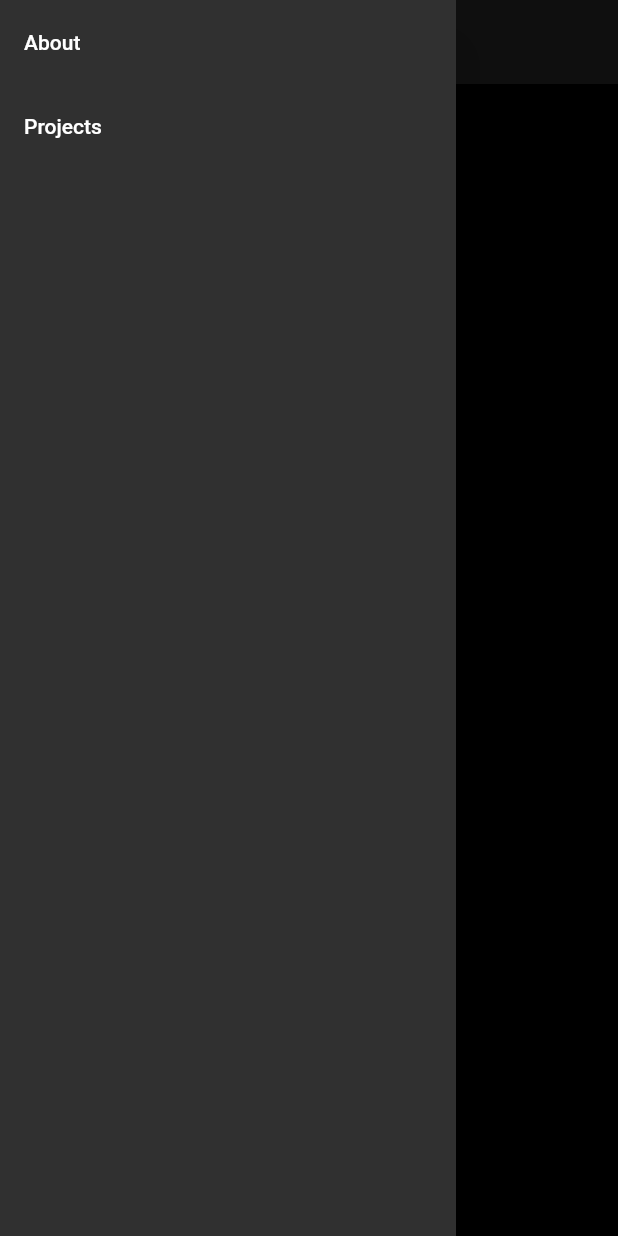
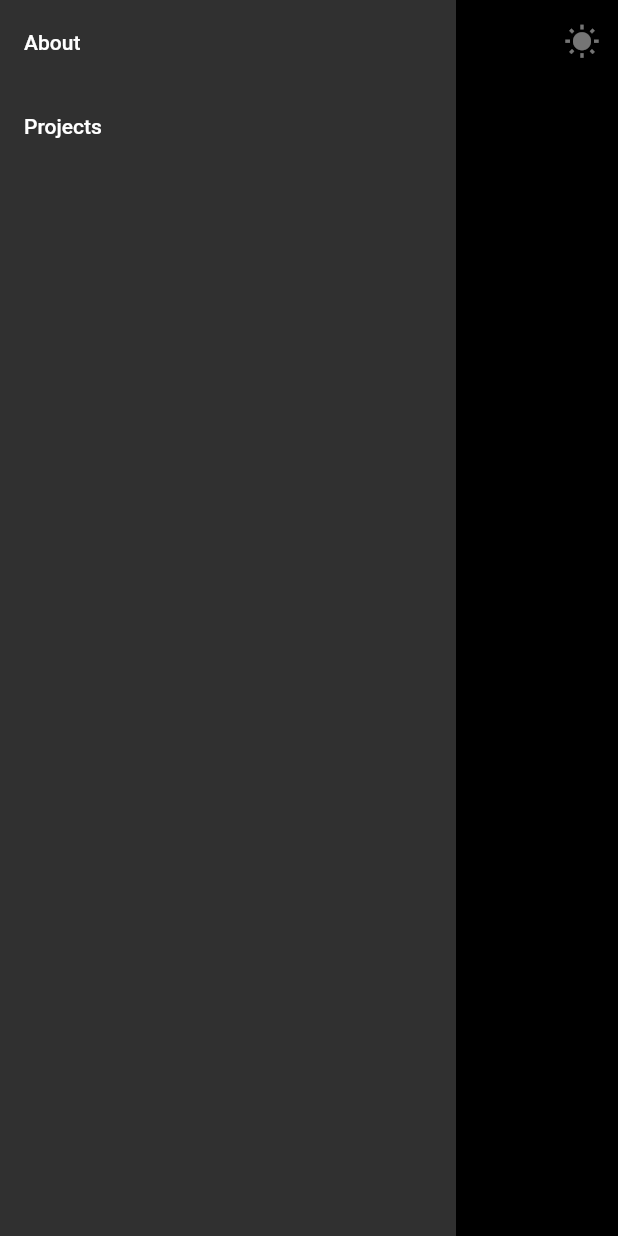
Before and after one commit to tmthecoder/portfolio, a Flutter app: the screen it shows after launch, with the side drawer open, on a phone screen of 412 x 824 dp. Run offline on Flutter 3.47's test engine with Material 2 defaults, Android fonts, the phone set to English and light mode, and no system bars.

Commit message:
Add custom theming and routing management with InheritedWidget
Signed-off-by: Tejas Mehta <tmthecoder@gmail.com>

```diff
--- a/lib/main.dart
+++ b/lib/main.dart
@@ -1,59 +1,101 @@
 import 'package:flutter/material.dart';
-import 'package:portfolio/ui/homepage.dart';
+import 'package:portfolio/ui/about.dart';
+import 'package:portfolio/ui/projects.dart';
+import 'package:portfolio/widgets/route_controller.dart';
+import 'package:portfolio/widgets/route_controller_widget.dart';
+import 'package:portfolio/widgets/theme_controller.dart';
+import 'package:portfolio/widgets/theme_controller_widget.dart';
 
 void main() {
-  runApp(MyApp());
+  runApp(ThemeControllerWidget(initiallyIsDark: true, child: MyApp(),));
 }
 
 class MyApp extends StatelessWidget {
-  bool _isDark = true;
-  ThemeData _lightTheme = ThemeData(
+  final GlobalKey<NavigatorState> _navigatorKey = GlobalKey<NavigatorState>();
+  final GlobalKey<ScaffoldState> _scaffoldKey = GlobalKey<ScaffoldState>();
+
+  final ThemeData _lightTheme = ThemeData(
     brightness: Brightness.light,
+    appBarTheme: AppBarTheme(color: Colors.transparent, shadowColor: Colors.transparent, iconTheme: IconThemeData(color: Colors.black))
   );
-  ThemeData _darkTheme = ThemeData(
+  final ThemeData _darkTheme = ThemeData(
     brightness: Brightness.dark,
-    scaffoldBackgroundColor: Colors.black
+    scaffoldBackgroundColor: Colors.black,
+    appBarTheme: AppBarTheme(color: Colors.transparent, shadowColor: Colors.transparent, iconTheme: IconThemeData(color: Colors.white))
   );
   // This widget is the root of your application.
   @override
   Widget build(BuildContext context) {
-    return MaterialApp(
-      home: MaterialApp(
+    print(context.widget);
+    return RouteControllerWidget(
+      initialRoute: "about",
+      child: MaterialApp(
+        debugShowCheckedModeBanner: false,
+        navigatorKey: _navigatorKey,
         title: 'Tejas Mehta',
-        theme: _isDark ? _darkTheme : _lightTheme,
+        theme: ThemeController.of(context).isDark ? _darkTheme : _lightTheme,
         builder: (BuildContext context, Widget child) {
-          print(MediaQuery.of(context).size.width);
-          return Scaffold(
-            appBar: AppBar(
-              title: Text("Tejas Mehta"),
-//              backgroundColor: Theme.of(context).scaffoldBackgroundColor,
-//              shadowColor: Theme.of(context).scaffoldBackgroundColor,
+          print(ThemeController.of(context).isDark);
+          return Navigator(
+            onGenerateRoute: (_) => MaterialPageRoute(
+              builder: (_) => Scaffold(
+                key: _scaffoldKey,
+                appBar: createAppbar(context),
+                drawer: MediaQuery.of(context).size.width <= 500 ? createDrawer(context) : null,
+                body: child,
+              )
+            ),
+          );
+        },
+        initialRoute: '/about',
+        routes: {
+          '/about': (context) => About(),
+          '/projects': (context) => Projects(),
+        },
+      ),
+    );
+  }
+
+  AppBar createAppbar(BuildContext context) {
+    return AppBar(
+      title: Text("Tejas Mehta", style: TextStyle(color: ThemeController.of(context).isDark ? Colors.white : Colors.black),),
       actions: [
         MediaQuery.of(context).size.width > 500 ? FlatButton(
-                    onPressed: () {},
+            onPressed: () => moveAndUpdateRoute("about", context, false),
             child: Text("About")
         ) : Container(),
         Padding(padding: EdgeInsets.all(10)),
         MediaQuery.of(context).size.width > 500 ? FlatButton(
-                    onPressed: () {},
+            onPressed: () => moveAndUpdateRoute("projects", context, false),
             child: Text("Projects")
         ) : Container(),
         Padding(padding: EdgeInsets.all(10)),
+        IconButton(
+          icon: Icon(ThemeController.of(context).isDark ? Icons.wb_sunny : Icons.brightness_3), onPressed: () {
+            ThemeController.of(context).toggleDark();
+          })
       ],
-            ),
-            drawer: MediaQuery.of(context).size.width <= 500 ? Drawer(
+    );
+  }
+
+  Drawer createDrawer(BuildContext context) {
+    return Drawer(
       child: ListView(
         children: [
-                  ListTile(title: Text("About"),),
-                  ListTile(title: Text("Projects"),),
+          ListTile(title: Text("About"), onTap: () => moveAndUpdateRoute("about", context, true),),
+          ListTile(title: Text("Projects"), onTap: () => moveAndUpdateRoute("projects", context, true),),
         ],
-              ),
-            ) : null,
-            body: child,
-          );
-        },
-        home: Homepage(),
       ),
     );
   }
+
+  void moveAndUpdateRoute(String route, BuildContext context, bool drawer) {
+    if (RouteController.of(context).currentRoute != route) {
+      _navigatorKey.currentState.pushNamed("/$route");
+      if (drawer) _scaffoldKey.currentState.openEndDrawer();
+    } else if (drawer) {
+      _scaffoldKey.currentState.openEndDrawer();
     }
+  }
+
+}
--- /dev/null
+++ b/lib/ui/about.dart
@@ -0,0 +1,52 @@
+/*
+ * Made by Tejas Mehta
+ * Made on Tuesday, August 25, 2020
+ * File Name: about.dart
+*/
+import 'package:flutter/material.dart';
+import 'package:portfolio/widgets/route_controller.dart';
+
+class About extends StatefulWidget {
+  ///CreateState method
+  ///Sets the state of the app (rebuilt each time a UI change is needed)
+  @override
+  State<StatefulWidget> createState() {
+    return AboutState();
+  }
+}
+
+class AboutState extends State<About> with WidgetsBindingObserver {
+  ///InitState method
+  ///Currently only sets a listener for any light/dark theme changes
+  @override
+  void initState() {
+    super.initState();
+    WidgetsBinding.instance.addPostFrameCallback((_){
+      RouteController.of(context).updateRoute("about");
+    });
+    WidgetsBinding.instance.addObserver(this);
+  }
+
+  ///Dispose method
+  ///Currently only removes the observer set in initState for the light/dark theme changes
+  @override
+  void dispose() {
+    WidgetsBinding.instance.removeObserver(this);
+    super.dispose();
+  }
+
+  ///didChangePlatformBrightness method
+  ///Only changes the listener's state to the theme allowing to change the theme while user is on the screen
+  @override
+  void didChangePlatformBrightness() {
+    WidgetsBinding.instance.window.platformBrightness;
+  }
+
+
+  ///Main widget build method
+  ///Builds the UI on this screen
+  @override
+  Widget build(BuildContext context) {
+    return Container();
+  }
+}
--- a/lib/ui/homepage.dart
+++ b/lib/ui/projects.dart
@@ -1,25 +1,29 @@
 /*
  * Made by Tejas Mehta
  * Made on Tuesday, August 25, 2020
- * File Name: homepage.dart
+ * File Name: projects.dart
 */
 import 'package:flutter/material.dart';
+import 'package:portfolio/widgets/route_controller.dart';
 
-class Homepage extends StatefulWidget {
+class Projects extends StatefulWidget {
   ///CreateState method
   ///Sets the state of the app (rebuilt each time a UI change is needed)
   @override
   State<StatefulWidget> createState() {
-    return HomepageState();
+    return ProjectsState();
   }
 }
 
-class HomepageState extends State<Homepage> with WidgetsBindingObserver {
+class ProjectsState extends State<Projects> with WidgetsBindingObserver {
   ///InitState method
   ///Currently only sets a listener for any light/dark theme changes
   @override
   void initState() {
     super.initState();
+    WidgetsBinding.instance.addPostFrameCallback((_){
+      RouteController.of(context).updateRoute("projects");
+    });
     WidgetsBinding.instance.addObserver(this);
   }
 
--- /dev/null
+++ b/lib/widgets/route_controller.dart
@@ -0,0 +1,25 @@
+/*
+ * Made by Tejas Mehta
+ * Made on Tuesday, August 25, 2020
+ * File Name: route_controller.dart
+*/
+
+import 'package:flutter/cupertino.dart';
+
+class RouteController extends InheritedWidget {
+
+  RouteController({Key key, @required this.updateRoute, @required this.currentRoute, @required Widget child}) : super(key: key, child: child);
+
+  final Function(String) updateRoute;
+  final String currentRoute;
+
+  @override
+  bool updateShouldNotify(RouteController oldWidget) {
+    return this.currentRoute != oldWidget.currentRoute;
+  }
+
+  static RouteController of(BuildContext context) {
+    return context.dependOnInheritedWidgetOfExactType<RouteController>();
+  }
+
+}
--- /dev/null
+++ b/lib/widgets/route_controller_widget.dart
@@ -0,0 +1,51 @@
+/*
+ * Made by Tejas Mehta
+ * Made on Tuesday, August 25, 2020
+ * File Name: route_controller_widget.dart
+*/
+import 'package:flutter/material.dart';
+import 'package:portfolio/widgets/route_controller.dart';
+
+class RouteControllerWidget extends StatefulWidget {
+  final String initialRoute;
+  final Widget child;
+
+  const RouteControllerWidget({Key key, this.initialRoute, this.child}) : super(key: key);
+  ///CreateState method
+  ///Sets the state of the app (rebuilt each time a UI change is needed)
+  @override
+  State<StatefulWidget> createState() {
+    return RouteControllerWidgetState();
+  }
+}
+
+class RouteControllerWidgetState extends State<RouteControllerWidget>
+    with WidgetsBindingObserver {
+
+  String _route = "";
+
+  void updateRoute(String route) {
+    setState(() {
+      _route = route;
+    });
+  }
+
+  ///InitState method
+  ///Currently only sets a listener for any light/dark theme changes
+  @override
+  void initState() {
+    super.initState();
+    _route = widget.initialRoute;
+  }
+
+  ///Main widget build method
+  ///Builds the UI on this screen
+  @override
+  Widget build(BuildContext context) {
+    return RouteController(
+      updateRoute: updateRoute,
+      currentRoute: _route,
+      child: widget.child,
+    );
+  }
+}
--- /dev/null
+++ b/lib/widgets/theme_controller.dart
@@ -0,0 +1,17 @@
+import 'package:flutter/material.dart';
+
+class ThemeController extends InheritedWidget {
+  ThemeController({Key key, @required this.isDark, @required this.toggleDark, @required Widget child}) : super(key: key, child: child);
+
+  final bool isDark;
+  final Function toggleDark;
+
+  @override
+  bool updateShouldNotify(ThemeController oldWidget) {
+    return isDark != oldWidget.isDark;
+  }
+
+  static ThemeController of(BuildContext context) {
+    return context.dependOnInheritedWidgetOfExactType<ThemeController>();
+  }
+}
--- /dev/null
+++ b/lib/widgets/theme_controller_widget.dart
@@ -0,0 +1,46 @@
+/*
+ * Made by Tejas Mehta
+ * Made on Tuesday, August 25, 2020
+ * File Name: theme_controller_widget.dart
+*/
+import 'package:flutter/material.dart';
+import 'package:portfolio/widgets/theme_controller.dart';
+
+class ThemeControllerWidget extends StatefulWidget {
+  final bool initiallyIsDark;
+  final Widget child;
+
+  const ThemeControllerWidget({Key key, this.initiallyIsDark, this.child}) : super(key: key);
+  ///CreateState method
+  ///Sets the state of the app (rebuilt each time a UI change is needed)
+  @override
+  State<StatefulWidget> createState() {
+    return ThemeControllerWidgetState();
+  }
+}
+
+class ThemeControllerWidgetState extends State<ThemeControllerWidget> {
+
+  bool _isDark = true;
+
+  void toggleDark() {
+    setState(() {
+      _isDark = !_isDark;
+    });
+  }
+
+  ///InitState method
+  ///Currently only sets a listener for any light/dark theme changes
+  @override
+  void initState() {
+    _isDark = widget.initiallyIsDark;
+    super.initState();
+  }
+
+  ///Main widget build method
+  ///Builds the UI on this screen
+  @override
+  Widget build(BuildContext context) {
+    return ThemeController(isDark: _isDark, toggleDark: toggleDark, child: widget.child);
+  }
+}
```
Lines whose indentation alone changed are shown as unchanged.
